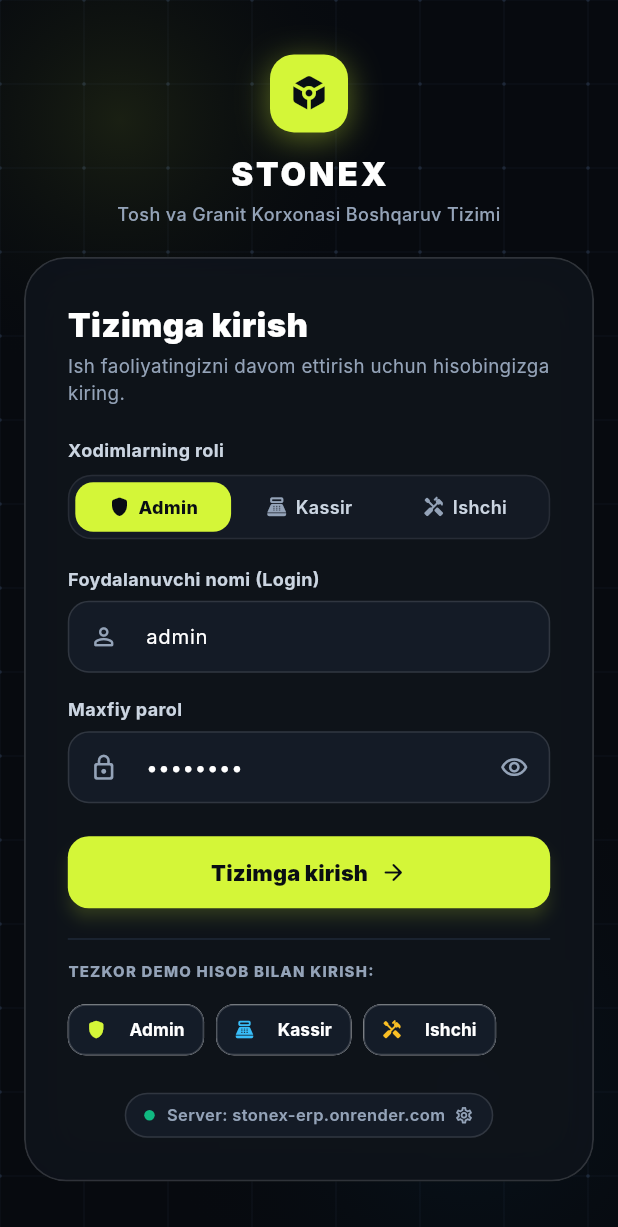
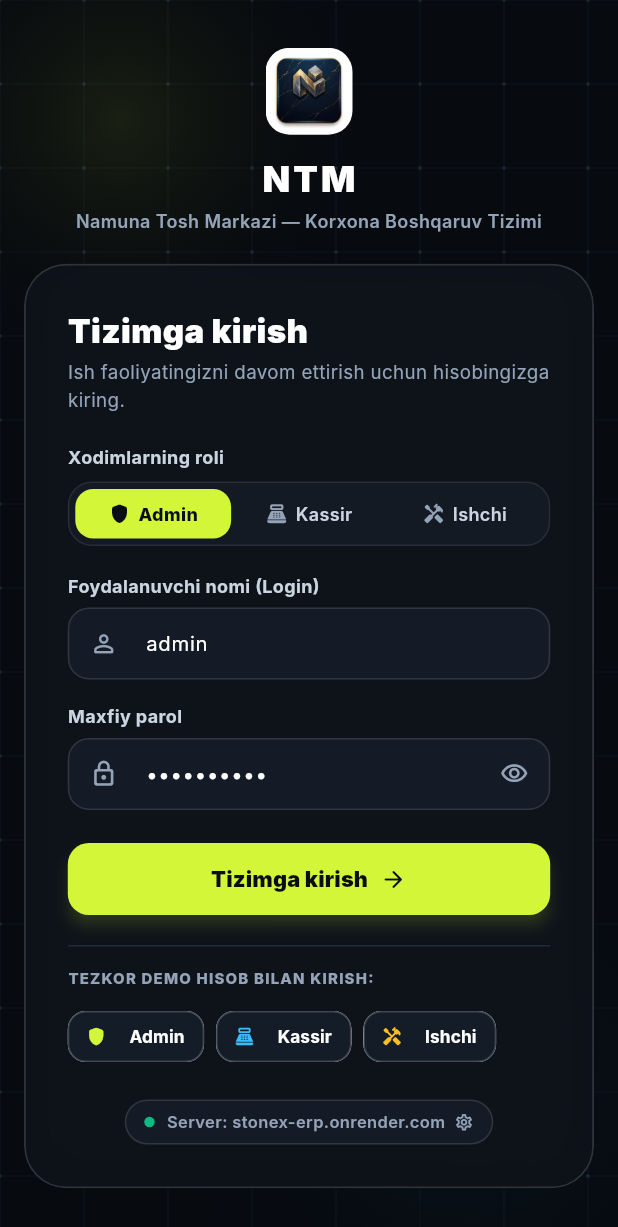
Before and after one commit to fasliddin2007astral-cyber/stonex_erp, a Flutter app: the screen it shows after launch, on a phone screen of 412 x 824 dp. Shown: the top 1227 px of the screen. Run offline on Flutter 3.47's test engine with Material 3 defaults, Android fonts, the phone set to English and light mode, and no system bars; our stand-ins replace camera, image_picker, pdf, printing, qr_flutter; missing offline and left inert: zxing2; accounts and stored records are empty; Roboto replaces fonts that are missing (Inter).

Commit message:
feat: rebrand to NTM (Namuna Tosh Markazi), update admin pass admin12345, fix customer name color & filter chips, deploy new app icon

```diff
--- a/app/lib/main.dart
+++ b/app/lib/main.dart
@@ -31,7 +31,7 @@ class StonexApp extends StatelessWidget {
       ],
       child: Consumer<ThemeController>(
         builder: (_, themeCtrl, __) => MaterialApp(
-          title: 'STONEX ERP',
+          title: 'NTM — Namuna Tosh Markazi',
           debugShowCheckedModeBanner: false,
           theme: buildTheme(Brightness.light),
           darkTheme: buildTheme(Brightness.dark),
--- a/app/lib/ui/home_shell.dart
+++ b/app/lib/ui/home_shell.dart
@@ -1155,9 +1155,16 @@ class _VaultSidebar extends StatelessWidget {
           // Logo & Brend
           Row(
             children: [
-              Container(
+              ClipRRect(
+                borderRadius: BorderRadius.circular(10),
+                child: Image.asset(
+                  'assets/app_icon.png',
                   width: 36,
                   height: 36,
+                  fit: BoxFit.cover,
+                  errorBuilder: (_, __, ___) => Container(
+                    width: 36,
+                    height: 36,
                     decoration: BoxDecoration(
                       color: AppColors.neonLime,
                       borderRadius: BorderRadius.circular(10),
@@ -1165,14 +1172,33 @@ class _VaultSidebar extends StatelessWidget {
                     child: const Icon(Icons.token_rounded,
                         color: AppColors.ink, size: 22),
                   ),
+                ),
+              ),
               const SizedBox(width: 10),
-              const Text(
-                'STONEX',
+              const Expanded(
+                child: Column(
+                  crossAxisAlignment: CrossAxisAlignment.start,
+                  mainAxisSize: MainAxisSize.min,
+                  children: [
+                    Text(
+                      'NTM',
                       style: TextStyle(
                         color: Colors.white,
                         fontSize: 19,
                         fontWeight: FontWeight.w900,
                         letterSpacing: 1.4,
+                      ),
+                    ),
+                    Text(
+                      'Namuna Tosh Markazi',
+                      overflow: TextOverflow.ellipsis,
+                      style: TextStyle(
+                        color: Color(0xFF8E959E),
+                        fontSize: 10,
+                        fontWeight: FontWeight.w600,
+                      ),
+                    ),
+                  ],
                 ),
               ),
             ],
@@ -1266,7 +1292,7 @@ class _VaultSidebar extends StatelessWidget {
                     crossAxisAlignment: CrossAxisAlignment.start,
                     children: [
                       Text(
-                        'STONEX PRO',
+                        'NTM PRO',
                         style: TextStyle(
                             color: Colors.white,
                             fontSize: 12,
@@ -2077,7 +2103,7 @@ class _SettingsBottomSheet extends StatelessWidget {
                       ),
                     ),
                     Text(
-                      'STONEX ERP ko‘rinishi va parametrlari',
+                      'NTM ERP ko‘rinishi va parametrlari',
                       style:
                           TextStyle(fontSize: 11.5, color: context.mutedColor),
                     ),
--- a/app/lib/ui/login_screen.dart
+++ b/app/lib/ui/login_screen.dart
@@ -18,7 +18,7 @@ class LoginScreen extends StatefulWidget {
 class _LoginScreenState extends State<LoginScreen>
     with SingleTickerProviderStateMixin {
   final _user = TextEditingController(text: 'admin');
-  final _pass = TextEditingController(text: 'admin123');
+  final _pass = TextEditingController(text: 'admin12345');
   final _formKey = GlobalKey<FormState>();
 
   Role _role = Role.admin;
@@ -332,28 +332,30 @@ class _LoginScreenState extends State<LoginScreen>
         // Brend logotipi va Versiya nishoni
         Row(
           children: [
-            Container(
-              width: 50,
-              height: 50,
+            ClipRRect(
+              borderRadius: BorderRadius.circular(16),
+              child: Image.asset(
+                'assets/app_icon.png',
+                width: 52,
+                height: 52,
+                fit: BoxFit.cover,
+                errorBuilder: (_, __, ___) => Container(
+                  width: 52,
+                  height: 52,
                   decoration: BoxDecoration(
                     color: AppColors.neonLime,
                     borderRadius: BorderRadius.circular(16),
-                boxShadow: [
-                  BoxShadow(
-                    color: AppColors.neonLime.withValues(alpha: 0.4),
-                    blurRadius: 20,
-                    offset: const Offset(0, 4),
-                  ),
-                ],
                   ),
                   child: const Icon(Icons.token_rounded, color: Color(0xFF090D14), size: 28),
+                ),
+              ),
             ),
             const SizedBox(width: 14),
             Column(
               crossAxisAlignment: CrossAxisAlignment.start,
               children: [
                 const Text(
-                  'STONEX',
+                  'NTM',
                   style: TextStyle(
                     fontSize: 24,
                     fontWeight: FontWeight.w900,
@@ -362,7 +364,7 @@ class _LoginScreenState extends State<LoginScreen>
                   ),
                 ),
                 Text(
-                  'ENTERPRISE PLATFORM · v2.4',
+                  'NAMUNA TOSH MARKAZI · v2.5',
                   style: TextStyle(
                     fontSize: 11,
                     letterSpacing: 1.2,
@@ -529,27 +531,29 @@ class _LoginScreenState extends State<LoginScreen>
   Widget _buildMobileHeader() {
     return Column(
       children: [
-        Container(
-          width: 52,
-          height: 52,
+        ClipRRect(
+          borderRadius: BorderRadius.circular(16),
+          child: Image.asset(
+            'assets/app_icon.png',
+            width: 58,
+            height: 58,
+            fit: BoxFit.cover,
+            errorBuilder: (_, __, ___) => Container(
+              width: 58,
+              height: 58,
               decoration: BoxDecoration(
                 color: AppColors.neonLime,
                 borderRadius: BorderRadius.circular(16),
-            boxShadow: [
-              BoxShadow(
-                color: AppColors.neonLime.withValues(alpha: 0.4),
-                blurRadius: 18,
-                offset: const Offset(0, 4),
               ),
-            ],
+              child: const Icon(Icons.token_rounded, color: Color(0xFF090D14), size: 30),
             ),
-          child: const Icon(Icons.token_rounded, color: Color(0xFF090D14), size: 28),
+          ),
         ),
         const SizedBox(height: 12),
         const Text(
-          'STONEX',
+          'NTM',
           style: TextStyle(
-            fontSize: 22,
+            fontSize: 24,
             fontWeight: FontWeight.w900,
             letterSpacing: 2.0,
             color: Colors.white,
@@ -557,12 +561,12 @@ class _LoginScreenState extends State<LoginScreen>
         ),
         const SizedBox(height: 3),
         const Text(
-          'Tosh va Granit Korxonasi Boshqaruv Tizimi',
+          'Namuna Tosh Markazi — Korxona Boshqaruv Tizimi',
           textAlign: TextAlign.center,
           style: TextStyle(
             fontSize: 12,
             color: Color(0xFF94A3B8),
-            fontWeight: FontWeight.w500,
+            fontWeight: FontWeight.w600,
           ),
         ),
       ],
@@ -818,7 +822,7 @@ class _LoginScreenState extends State<LoginScreen>
                   spacing: 8,
                   runSpacing: 8,
                   children: [
-                    _buildDemoChip('Admin', 'admin', 'admin123', Role.admin, AppColors.neonLime, Icons.shield_rounded),
+                    _buildDemoChip('Admin', 'admin', 'admin12345', Role.admin, AppColors.neonLime, Icons.shield_rounded),
                     _buildDemoChip('Kassir', 'kassir', 'kassir123', Role.kassir, const Color(0xFF38BDF8), Icons.point_of_sale_rounded),
                     _buildDemoChip('Ishchi', 'ishchi', 'ishchi123', Role.ishchi, const Color(0xFFFBBF24), Icons.handyman_rounded),
                   ],
--- a/app/lib/ui/products_screen.dart
+++ b/app/lib/ui/products_screen.dart
@@ -1287,7 +1287,7 @@ class _ProductDialogState extends State<ProductDialog> {
                         ),
                         const SizedBox(width: 4),
                         const Text(
-                          'STONEX ERP',
+                          'NTM ERP',
                           style: TextStyle(
                             fontSize: 9.5,
                             fontWeight: FontWeight.w900,
@@ -1624,7 +1624,7 @@ class ProductQrLabelDialog extends StatelessWidget {
                           ),
                           const SizedBox(width: 6),
                           const Text(
-                            'STONEX MARBLE',
+                            'NTM MARBLE',
                             style: TextStyle(
                               fontSize: 12,
                               fontWeight: FontWeight.w900,
@@ -1726,7 +1726,7 @@ class ProductQrLabelDialog extends StatelessWidget {
                         children: [
                           Expanded(
                             child: Text(
-                              sku.isNotEmpty ? 'SKU: $sku' : 'STONEX ERP',
+                              sku.isNotEmpty ? 'SKU: $sku' : 'NTM ERP',
                               maxLines: 1,
                               overflow: TextOverflow.ellipsis,
                               style: const TextStyle(fontSize: 9, color: Color(0xFF6E7781), fontWeight: FontWeight.w600),
--- a/app/lib/ui/receipt_dialog.dart
+++ b/app/lib/ui/receipt_dialog.dart
@@ -15,7 +15,9 @@ import 'common.dart';
 
 bool isReceiptQr(String code) {
   final c = code.trim().toUpperCase();
-  return c.startsWith('STONEX-CHEK-') ||
+  return c.startsWith('NTM-CHEK-') ||
+      c.startsWith('NTM-SALE-') ||
+      c.startsWith('STONEX-CHEK-') ||
       c.startsWith('STONEX-SALE-') ||
       c.startsWith('CHEK-#') ||
       c.startsWith('CHEK-') ||
@@ -58,8 +60,8 @@ class _ReceiptDialogState extends State<ReceiptDialog> {
     final sale = widget.sale;
     final sb = StringBuffer();
     sb.writeln('================================');
-    sb.writeln('     STONEX GRANIT & MARMAR     ');
-    sb.writeln('    Tosh ishlab chiqarish sexi   ');
+    sb.writeln('   NTM — NAMUNA TOSH MARKAZI    ');
+    sb.writeln('  Tabiiy tosh va granit markazi ');
     sb.writeln('   Tel: +998 (90) 123-45-67     ');
     sb.writeln('================================');
     sb.writeln('Chek №: #${sale.id.toString().padLeft(6, '0')}');
@@ -203,7 +205,7 @@ class _ReceiptDialogState extends State<ReceiptDialog> {
                 mainAxisSize: pw.MainAxisSize.min,
                 children: [
                   pw.Text(
-                    'STONEX GRANIT & MARMAR',
+                    'NTM — NAMUNA TOSH MARKAZI',
                     style: pw.TextStyle(
                       font: fontBold,
                       fontSize: 14,
@@ -213,7 +215,7 @@ class _ReceiptDialogState extends State<ReceiptDialog> {
                   ),
                   pw.SizedBox(height: 2),
                   pw.Text(
-                    'Tosh ishlab chiqarish korxonasi',
+                    'Tabiiy tosh va granit markazi',
                     style: pw.TextStyle(font: font, fontSize: 8),
                     textAlign: pw.TextAlign.center,
                   ),
@@ -345,7 +347,7 @@ class _ReceiptDialogState extends State<ReceiptDialog> {
                   ],
                   pw.SizedBox(height: 10),
                   pw.BarcodeWidget(
-                    data: 'STONEX-SALE-#${sale.id}-${sale.total.round()}UZS',
+                    data: 'NTM-CHEK-#${sale.id}-${sale.total.round()}UZS',
                     barcode: pw.Barcode.qrCode(),
                     width: 50,
                     height: 50,
@@ -354,7 +356,7 @@ class _ReceiptDialogState extends State<ReceiptDialog> {
                   pw.Text('Xaridingiz uchun tashakkur!',
                       style: pw.TextStyle(font: font, fontSize: 8),
                       textAlign: pw.TextAlign.center),
-                  pw.Text('STONEX ERP tizimi orqali berildi',
+                  pw.Text('NTM ERP tizimi orqali berildi',
                       style: pw.TextStyle(font: font, fontSize: 7, color: PdfColors.grey700),
                       textAlign: pw.TextAlign.center),
                 ],
@@ -535,7 +537,7 @@ class _ReceiptDialogState extends State<ReceiptDialog> {
                             // Brand
                             const Center(
                               child: Text(
-                                'STONEX GRANIT & MARMAR',
+                                'NTM — NAMUNA TOSH MARKAZI',
                                 style: TextStyle(
                                   fontFamily: 'Courier',
                                   fontSize: 16,
@@ -549,7 +551,7 @@ class _ReceiptDialogState extends State<ReceiptDialog> {
                             const SizedBox(height: 2),
                             const Center(
                               child: Text(
-                                'Tosh ishlab chiqarish sexi',
+                                'Tabiiy tosh va granit markazi',
                                 style: TextStyle(
                                   fontFamily: 'Courier',
                                   fontSize: 11,
@@ -744,7 +746,7 @@ class _ReceiptDialogState extends State<ReceiptDialog> {
                                 width: 85,
                                 height: 85,
                                 child: QrImageView(
-                                  data: 'STONEX-CHEK-#${sale.id}-${sale.total.round()}UZS',
+                                  data: 'NTM-CHEK-#${sale.id}-${sale.total.round()}UZS',
                                   version: QrVersions.auto,
                                   size: 85.0,
                                   eyeStyle: const QrEyeStyle(
@@ -761,7 +763,7 @@ class _ReceiptDialogState extends State<ReceiptDialog> {
                             const SizedBox(height: 10),
                             const Center(
                               child: Text(
-                                'Xaridingiz uchun tashakkur!\nSTONEX ERP orqali ro‘yxatga olindi.',
+                                'Xaridingiz uchun tashakkur!\nNTM ERP orqali ro‘yxatga olindi.',
                                 style: TextStyle(
                                   fontFamily: 'Courier',
                                   fontSize: 10,
--- a/app/pubspec.yaml
+++ b/app/pubspec.yaml
@@ -1,5 +1,5 @@
 name: stonex_erp
-description: STONEX ERP — tosh ishlab chiqarish sexi boshqaruv tizimi
+description: NTM — Namuna Tosh Markazi ishlab chiqarish va savdo tizimi
 publish_to: "none"
 version: 0.1.0+2
 
@@ -31,3 +31,4 @@ flutter:
   uses-material-design: true
   assets:
     - assets/videos/
+    - assets/app_icon.png
```
Also changed, not shown: app/lib/data/mock_repositories.dart (+5 -2 lines), app/lib/ui/sales_history_screen.dart (+69 -8 lines), app/assets/app_icon.png (added), 10 other files. Lines whose indentation alone changed are shown as unchanged.
